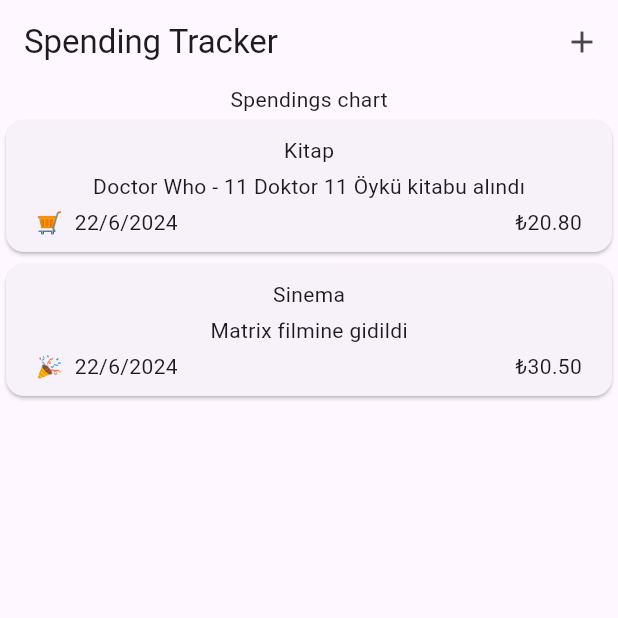
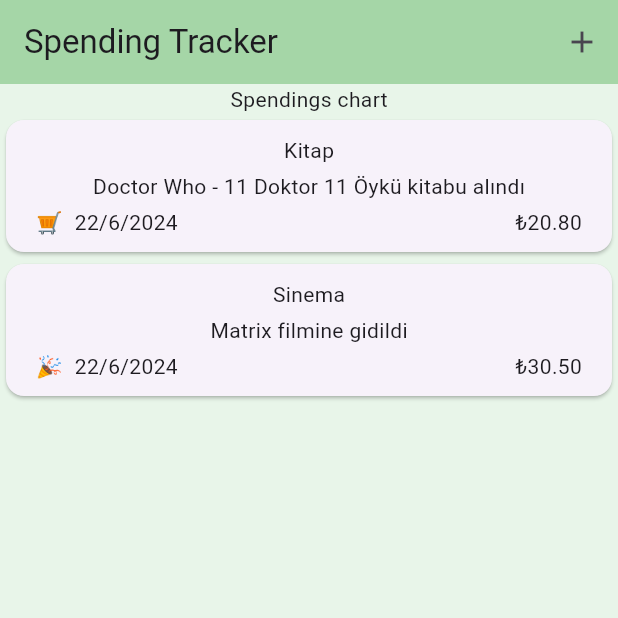
Before and after one commit to FatihYigit35/spending_tracker, a Flutter app: the screen it shows after launch, on a phone screen of 412 x 824 dp, the top half of it. Run offline on Flutter 3.47's test engine with Material 3 defaults, Android fonts, the phone set to English and light mode, and no system bars.

Commit message:
app bar color and background color set with main theme

```diff
--- a/lib/main.dart
+++ b/lib/main.dart
@@ -12,7 +12,10 @@ class MainApp extends StatelessWidget {
   Widget build(BuildContext context) {
     return MaterialApp(
       theme: ThemeData(
-        useMaterial3: true,
+        scaffoldBackgroundColor: Colors.green.shade50,
+        appBarTheme: AppBarTheme(
+          backgroundColor: Colors.green.shade200,
+        ),
       ),
       home: const SpendingsScreen(),
     );
```
